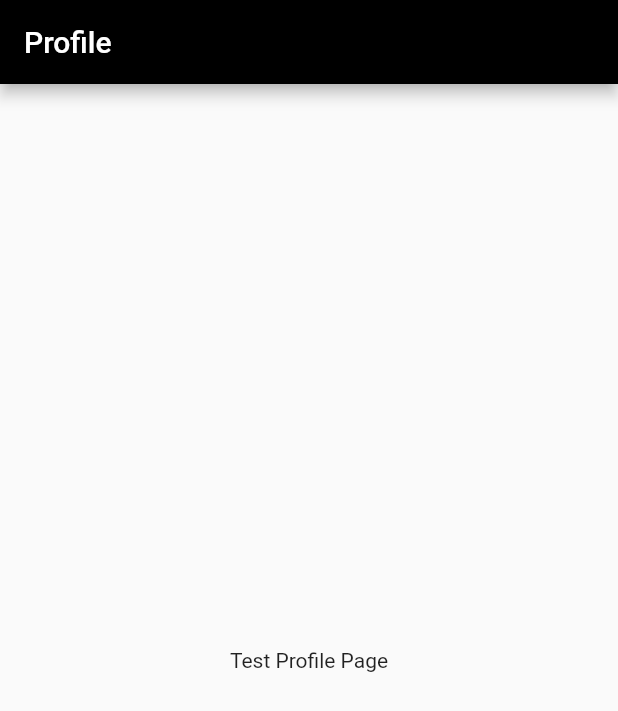
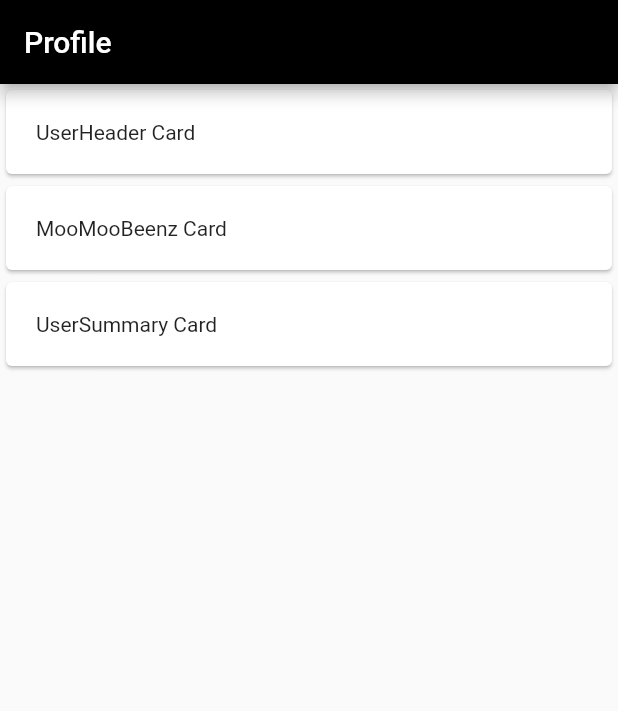
Before and after one commit to Nvor/MooMooBeenz, a Flutter app: the ProfilePage screen opened directly, on a phone screen of 412 x 824 dp. Shown: the top 711 px of the screen. Run offline on Flutter 3.47's test engine with Material 2 defaults, Android fonts, the phone set to English and light mode, and no system bars; our stand-ins replace flutter_secure_storage; accounts and stored records are empty; generated files the repository leaves out were written again.

Commit message:
some structure for start to profile screen

```diff
--- a/MooMooBeenz_App/lib/screens/profile.dart
+++ b/MooMooBeenz_App/lib/screens/profile.dart
@@ -1,3 +1,6 @@
+import 'package:MooMooBeenz_App/widgets/moomoobeenz-card.dart';
+import 'package:MooMooBeenz_App/widgets/user-header-card.dart';
+import 'package:MooMooBeenz_App/widgets/user-summary-card.dart';
 import 'package:flutter/material.dart';
 
 class ProfilePage extends StatefulWidget {
@@ -15,8 +18,14 @@ class _ProfilePageState extends State<ProfilePage> {
       appBar: AppBar(
         title: Text("Profile")
       ),
-      body: Center(
-        child: Text("Test Profile Page")
+      body: Container(
+        child: ListView(
+          children: <Widget> [
+            UserHeaderCard(),
+            MooMooBeenzCard(),
+            UserSummaryCard()
+          ]
+        )
       )
     );
   }
--- /dev/null
+++ b/MooMooBeenz_App/lib/widgets/moomoobeenz-card.dart
@@ -0,0 +1,13 @@
+import 'package:flutter/material.dart';
+
+class MooMooBeenzCard extends StatelessWidget {
+  @override
+  Widget build(BuildContext context) {
+    return Card(
+      child: Padding(
+        padding: EdgeInsets.all(20.0),
+        child: Text("MooMooBeenz Card")
+      )
+    );
+  }
+}
--- /dev/null
+++ b/MooMooBeenz_App/lib/widgets/user-header-card.dart
@@ -0,0 +1,13 @@
+import 'package:flutter/material.dart';
+
+class UserHeaderCard extends StatelessWidget {
+  @override
+  Widget build(BuildContext context) {
+    return Card(
+      child: Padding(
+        padding: EdgeInsets.all(20.0),
+        child: Text('UserHeader Card')
+      )
+    );
+  }
+}
--- /dev/null
+++ b/MooMooBeenz_App/lib/widgets/user-summary-card.dart
@@ -0,0 +1,13 @@
+import 'package:flutter/material.dart';
+
+class UserSummaryCard extends StatelessWidget {
+  @override
+  Widget build(BuildContext context) {
+    return Card(
+      child: Padding(
+        padding: EdgeInsets.all(20.0),
+        child: Text("UserSummary Card")
+      )
+    );
+  }
+}
```
